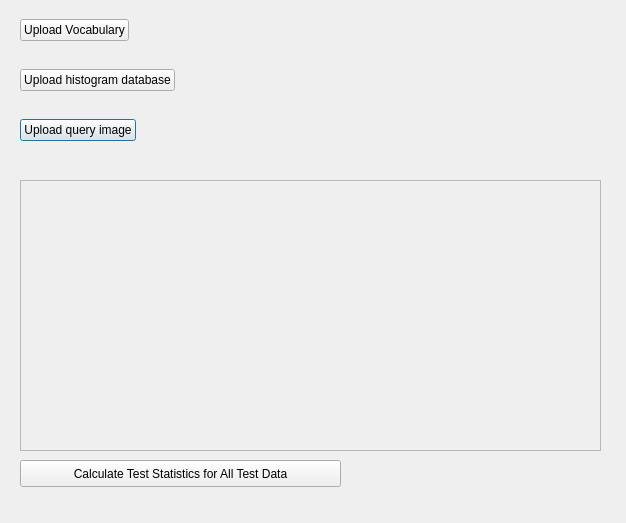
Above: testwindow.ui from baniks/AuthorIdentification before the change. Below: the same form after it.
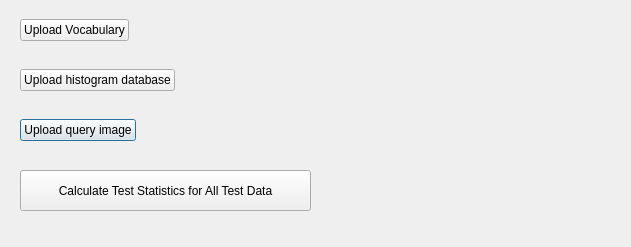
That is the form after the change.

```diff
--- a/testwindow.ui
+++ b/testwindow.ui
@@ -6,8 +6,8 @@
    <rect>
     <x>0</x>
     <y>0</y>
-    <width>626</width>
-    <height>523</height>
+    <width>631</width>
+    <height>247</height>
    </rect>
   </property>
   <property name="windowTitle">
@@ -100,52 +100,13 @@
     </item>
    </layout>
   </widget>
-  <widget class="QScrollArea" name="scrollArea">
-   <property name="geometry">
-    <rect>
-     <x>20</x>
-     <y>180</y>
-     <width>581</width>
-     <height>271</height>
-    </rect>
-   </property>
-   <property name="widgetResizable">
-    <bool>true</bool>
-   </property>
-   <widget class="QWidget" name="scrollAreaWidgetContents">
-    <property name="geometry">
-     <rect>
-      <x>0</x>
-      <y>0</y>
-      <width>579</width>
-      <height>269</height>
-     </rect>
-    </property>
-    <widget class="QLabel" name="QueryImage">
-     <property name="geometry">
-      <rect>
-       <x>10</x>
-       <y>10</y>
-       <width>551</width>
-       <height>231</height>
-      </rect>
-     </property>
-     <property name="autoFillBackground">
-      <bool>true</bool>
-     </property>
-     <property name="text">
-      <string/>
-     </property>
-    </widget>
-   </widget>
-  </widget>
   <widget class="QPushButton" name="pushButton_4">
    <property name="geometry">
     <rect>
      <x>20</x>
-     <y>460</y>
-     <width>321</width>
-     <height>27</height>
+     <y>170</y>
+     <width>291</width>
+     <height>41</height>
     </rect>
    </property>
    <property name="text">
```
